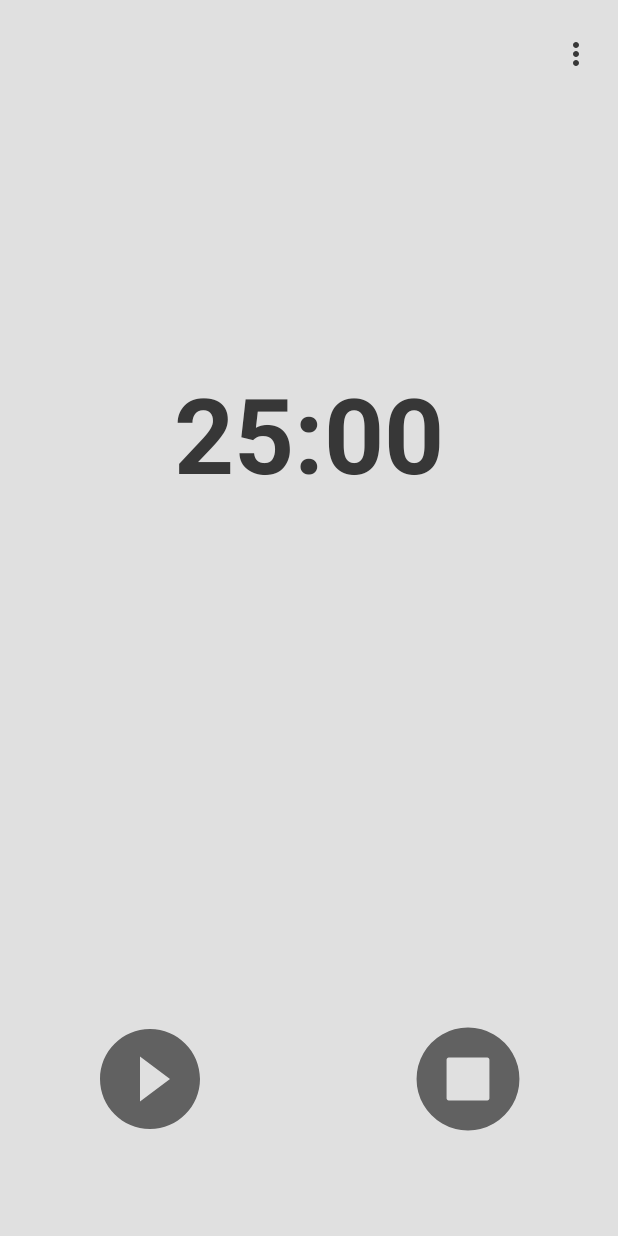
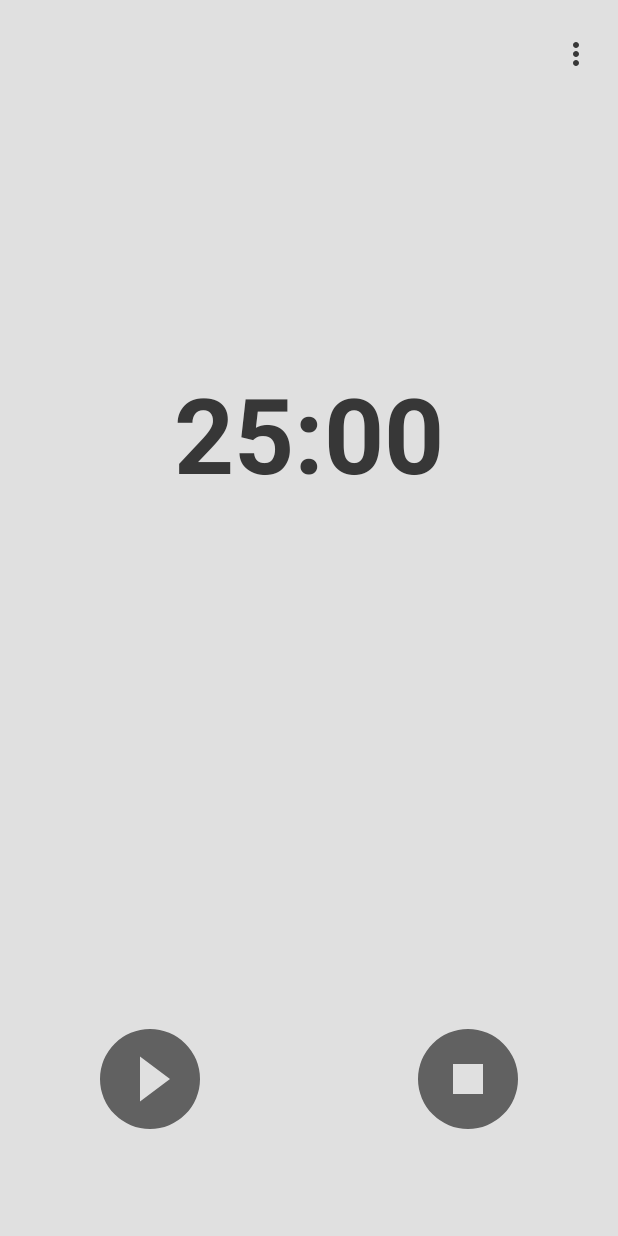
Before and after one commit to SKRegueiro/PomodoroTimer, an Android app: the screen it shows after launch (MainActivity), on a phone screen of 412 x 824 dp. Run offline under Robolectric (Android 15) with nearby library versions, the light colour scheme and no system bars.

Commit message:
Added launcher icon

```diff
--- a/app/src/main/res/drawable/ic_play_circle_filled.xml
+++ b/app/src/main/res/drawable/ic_play_circle_filled.xml
@@ -1,9 +1,7 @@
 <vector xmlns:android="http://schemas.android.com/apk/res/android"
-        android:width="24dp"
-        android:height="24dp"
-        android:viewportWidth="24.0"
-        android:viewportHeight="24.0">
-    <path
-        android:fillColor="#616161"
-        android:pathData="M12,2C6.48,2 2,6.48 2,12s4.48,10 10,10 10,-4.48 10,-10S17.52,2 12,2zM10,16.5v-9l6,4.5 -6,4.5z"/>
+    android:height="24dp"
+    android:width="24dp"
+    android:viewportWidth="24"
+    android:viewportHeight="24">
+    <path android:fillColor="#616161" android:pathData="M10,16.5V7.5L16,12M12,2A10,10 0 0,0 2,12A10,10 0 0,0 12,22A10,10 0 0,0 22,12A10,10 0 0,0 12,2Z" />
 </vector>
--- a/app/src/main/res/drawable/ic_stop_circle.xml
+++ b/app/src/main/res/drawable/ic_stop_circle.xml
@@ -1,4 +1,7 @@
-<vector android:height="24dp" android:viewportHeight="1792"
-    android:viewportWidth="1792" android:width="24dp" xmlns:android="http://schemas.android.com/apk/res/android">
-    <path android:fillColor="#616161" android:pathData="M1216,1184v-576q0,-14 -9,-23t-23,-9h-576q-14,0 -23,9t-9,23v576q0,14 9,23t23,9h576q14,0 23,-9t9,-23zM1664,896q0,209 -103,385.5t-279.5,279.5 -385.5,103 -385.5,-103 -279.5,-279.5 -103,-385.5 103,-385.5 279.5,-279.5 385.5,-103 385.5,103 279.5,279.5 103,385.5z"/>
+<vector xmlns:android="http://schemas.android.com/apk/res/android"
+    android:height="24dp"
+    android:width="24dp"
+    android:viewportWidth="24"
+    android:viewportHeight="24">
+    <path android:fillColor="#616161" android:pathData="M12,2A10,10 0 0,0 2,12A10,10 0 0,0 12,22A10,10 0 0,0 22,12A10,10 0 0,0 12,2M9,9H15V15H9" />
 </vector>
--- a/app/src/main/res/layout/activity_settings.xml
+++ b/app/src/main/res/layout/activity_settings.xml
@@ -102,19 +102,15 @@
 
     <TextView
         android:id="@+id/textView4"
-        android:layout_width="292dp"
+        android:layout_width="wrap_content"
         android:layout_height="43dp"
         android:layout_marginStart="60dp"
         android:layout_marginLeft="60dp"
         android:layout_marginTop="28dp"
-        android:layout_marginEnd="60dp"
-        android:layout_marginRight="60dp"
         android:gravity="center"
         android:text="@string/adjust_session_times"
         android:textSize="18sp"
         android:textStyle="bold"
-        app:layout_constraintEnd_toEndOf="parent"
-        app:layout_constraintHorizontal_bias="0.0"
         app:layout_constraintStart_toStartOf="parent"
         app:layout_constraintTop_toTopOf="parent" />
 
--- a/app/src/main/res/mipmap-anydpi-v26/ic_launcher.xml
+++ b/app/src/main/res/mipmap-anydpi-v26/ic_launcher.xml
@@ -1,5 +1,5 @@
 <?xml version="1.0" encoding="utf-8"?>
 <adaptive-icon xmlns:android="http://schemas.android.com/apk/res/android">
-    <background android:drawable="@drawable/ic_launcher_background" />
-    <foreground android:drawable="@drawable/ic_launcher_foreground" />
+    <background android:drawable="@color/colorAccent" />
+    <foreground android:drawable="@drawable/timelapse" />
 </adaptive-icon>
--- a/app/src/main/res/mipmap-anydpi-v26/ic_launcher_round.xml
+++ b/app/src/main/res/mipmap-anydpi-v26/ic_launcher_round.xml
@@ -1,5 +1,5 @@
 <?xml version="1.0" encoding="utf-8"?>
 <adaptive-icon xmlns:android="http://schemas.android.com/apk/res/android">
-    <background android:drawable="@drawable/ic_launcher_background" />
-    <foreground android:drawable="@drawable/ic_launcher_foreground" />
+    <background android:drawable="@color/colorAccent" />
+    <foreground android:drawable="@drawable/timelapse" />
 </adaptive-icon>
--- a/app/src/main/res/values/colors.xml
+++ b/app/src/main/res/values/colors.xml
@@ -1,6 +1,6 @@
-<?xml version="1.0" encoding="utf-8"?>
+<!-- ?xml version="1.0" encoding="UTF-8"? -->
 <resources>
-    <color name="colorPrimary">#ced7db</color>
-    <color name="colorPrimaryDark">#9da6a9</color>
-    <color name="colorAccent">#ffffff</color>
+    <color name="colorPrimary">#bdbdbd</color>
+    <color name="colorAccent">#efefef</color>
+    <color name="colorPrimaryDark">#8d8d8d</color>
 </resources>
--- a/app/src/main/res/values/strings.xml
+++ b/app/src/main/res/values/strings.xml
@@ -7,9 +7,9 @@
     <string name="select_your_work_time">Select your work time</string>
     <string name="set_time">set time</string>
     <string name="set_work_time">set work time</string>
-    <string name="work">Work:</string>
-    <string name="breakSettings">Break:</string>
-    <string name="long_break">Long break:</string>
+    <string name="work">Work minutes:</string>
+    <string name="breakSettings">Break minutes:</string>
+    <string name="long_break">Long break minutes:</string>
     <string name="adjust_session_times">ADJUST SESSION TIMES</string>
     <string name="set_session">set session</string>
     <string name="sessions_before_long_long_break">Sessions before long long break:</string>
```
Also changed, not shown: app/src/main/res/drawable-v24/timelapse.xml (added, +8 -0 lines), app/src/main/res/mipmap-hdpi/ic_launcher.png (deleted), app/src/main/res/mipmap-hdpi/ic_launcher_round.png (deleted), app/src/main/res/mipmap-mdpi/ic_launcher.png (deleted), app/src/main/res/mipmap-mdpi/ic_launcher_round.png (deleted), app/src/main/res/mipmap-xhdpi/ic_launcher.png (deleted), app/src/main/res/mipmap-xhdpi/ic_launcher_round.png (deleted), app/src/main/res/mipmap-xxhdpi/ic_launcher.png (deleted), app/src/main/res/mipmap-xxhdpi/ic_launcher_round.png (deleted), app/src/main/res/mipmap-xxxhdpi/ic_launcher.png (deleted), app/src/main/res/mipmap-xxxhdpi/ic_launcher_round.png (deleted), 1 other file.
